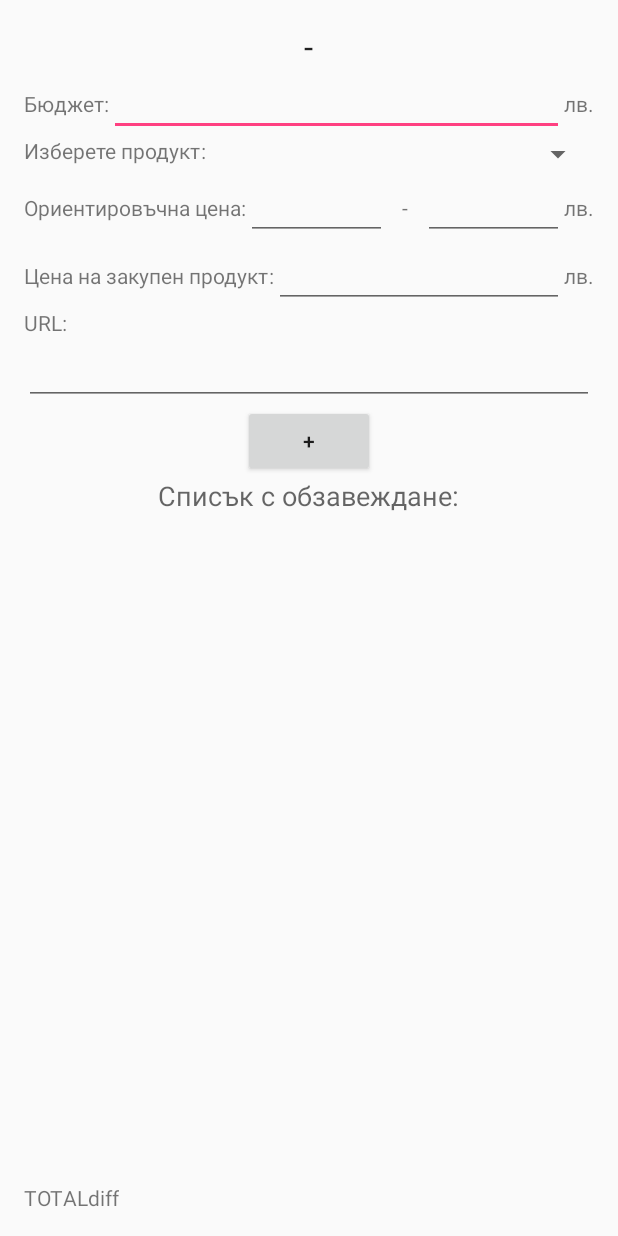
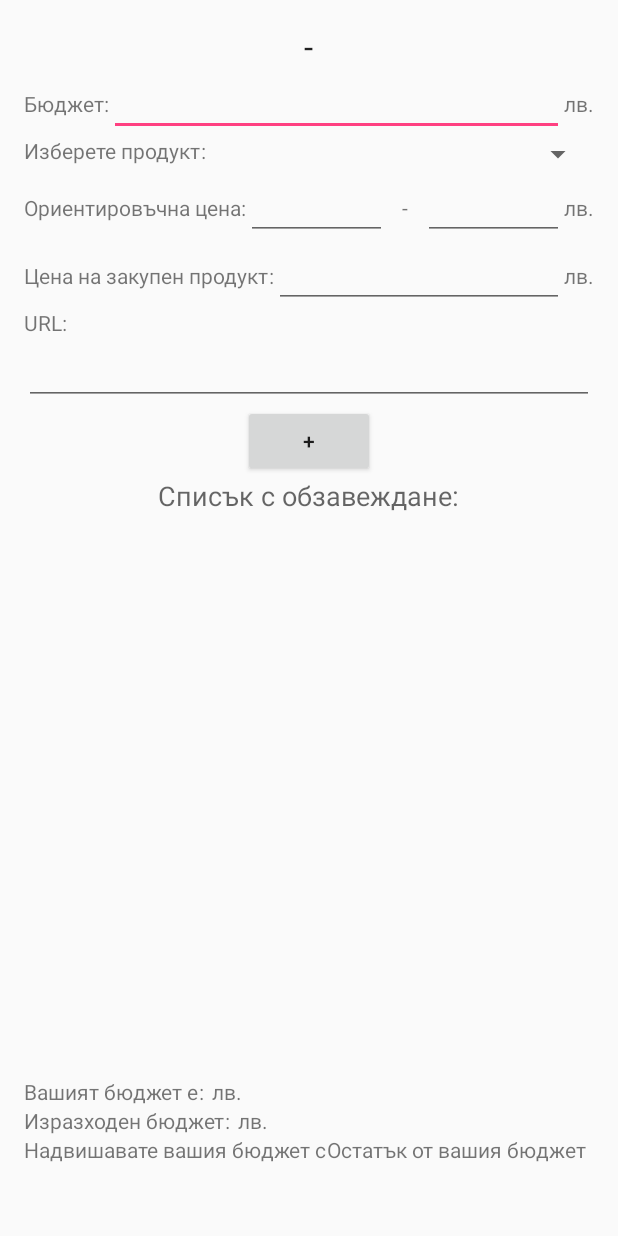
Before and after one commit to JennnyPash/Test, an Android app: the layout activity_room.xml on its own in the app's theme, with its tools: preview values and no code run, on a phone screen of 412 x 824 dp. Run offline under Robolectric (Android 15) with nearby library versions, the phone set to English and light mode, and no system bars.

Commit message:
show budget summary when update room budget and add/remove subjects

```diff
--- a/MyHome/app/src/main/java/com/jenny/binding/BindAdapters.java
+++ b/MyHome/app/src/main/java/com/jenny/binding/BindAdapters.java
@@ -3,9 +3,11 @@ package com.jenny.binding;
 import android.databinding.BindingAdapter;
 import android.databinding.InverseBindingAdapter;
 import android.databinding.ObservableArrayList;
+import android.graphics.Color;
 import android.widget.EditText;
 import android.widget.ListAdapter;
 import android.widget.ListView;
+import android.widget.TextView;
 
 import com.jenny.database.Project;
 import com.jenny.database.Subject;
@@ -78,4 +80,19 @@ public class BindAdapters {
         ListAdapter adapter = new EntityArrayAdapter(view.getContext(), android.R.layout.simple_list_item_1, list);
         view.setAdapter(adapter);
     }
+
+    @BindingAdapter("android:textColor")
+    public static void setText(TextView textView, double budgetLeft) {
+        switch (Double.compare(budgetLeft, 0)) {
+            case -1:
+                textView.setTextColor(Color.RED);
+                break;
+            case 1:
+                textView.setTextColor(Color.GREEN);
+                break;
+            default:
+                textView.setTextColor(Color.BLACK);
+                break;
+        }
+    }
 }
--- a/MyHome/app/src/main/java/com/jenny/binding/SubjectsList.java
+++ b/MyHome/app/src/main/java/com/jenny/binding/SubjectsList.java
@@ -45,7 +45,12 @@ public class SubjectsList extends BaseObservable {
     }
 
     @Bindable
-    public double getDiff() {
+    public double getBudget() {
+        return this.room.getBudget();
+    }
+
+    @Bindable
+    public double getSum() {
         double sum = 0;
 
         for (Subject subject : this.subjects) {
@@ -72,6 +77,11 @@ public class SubjectsList extends BaseObservable {
             sum += add;
         }
 
-        return room.getBudget() - sum;
+        return sum;
+    }
+
+    @Bindable
+    public double getDiff() {
+        return room.getBudget() - this.getSum();
     }
 }
--- a/MyHome/app/src/main/res/layout/activity_room.xml
+++ b/MyHome/app/src/main/res/layout/activity_room.xml
@@ -3,6 +3,7 @@
     xmlns:tools="http://schemas.android.com/tools"
     xmlns:app="http://schemas.android.com/apk/res-auto">
     <data>
+        <import type="android.view.View" />
         <variable name="room" type="com.jenny.database.Room" />
         <variable name="subject" type="com.jenny.database.Subject" />
         <variable name="subjectsList" type="com.jenny.binding.SubjectsList" />
@@ -183,16 +184,57 @@
             android:layout_height="wrap_content">
             <TextView
                 android:layout_width="wrap_content"
-                android:text="TOTAL"/>
+                android:text="@string/your_budget_is"/>
             <TextView
                 android:layout_width="wrap_content"
-                android:text="@{String.valueOf(subjectsList.getTotalSubjects())}"/>
+                android:layout_marginEnd="5dp"
+                android:text=":" />
             <TextView
                 android:layout_width="wrap_content"
-                android:text="diff"/>
+                android:text="@{String.valueOf(subjectsList.budget)}"/>
             <TextView
                 android:layout_width="wrap_content"
-                android:text="@{String.valueOf(subjectsList.getDiff())}"/>
+                android:text="@string/lv"/>
+        </TableRow>
+        <TableRow
+            android:layout_width="match_parent"
+            android:layout_height="wrap_content">
+            <TextView
+                android:layout_width="wrap_content"
+                android:text="@string/budget_spent"/>
+            <TextView
+                android:layout_width="wrap_content"
+                android:layout_marginEnd="5dp"
+                android:text=":"/>
+            <TextView
+                android:layout_width="wrap_content"
+                android:text="@{String.valueOf(subjectsList.sum)}"/>
+            <TextView
+                android:layout_width="wrap_content"
+                android:text="@string/lv" />
+        </TableRow>
+        <TableRow
+            android:layout_width="match_parent"
+            android:layout_height="wrap_content">
+            <TextView
+                android:layout_width="wrap_content"
+                android:text="@string/exceed_budget"
+                android:visibility="@{subjectsList.diff &lt; 0d ? View.VISIBLE : View.GONE}"/>
+            <TextView
+                android:layout_width="wrap_content"
+                android:text="@string/budget_left"
+                android:visibility="@{subjectsList.diff &gt; 0d  || subjectsList.diff == 0d? View.VISIBLE : View.GONE}"/>
+            <TextView
+                android:layout_width="wrap_content"
+                android:layout_marginEnd="5dp"
+                android:text=":"/>
+            <TextView
+                android:layout_width="wrap_content"
+                android:text="@{String.valueOf(subjectsList.diff)}"
+                android:textColor="@{subjectsList.diff}"/>
+            <TextView
+                android:layout_width="wrap_content"
+                android:text="@string/lv" />
         </TableRow>
     </LinearLayout>
 </layout>
--- a/MyHome/app/src/main/res/values/strings.xml
+++ b/MyHome/app/src/main/res/values/strings.xml
@@ -16,6 +16,10 @@
     <string name="new_project">Нов проект</string>
     <string name="delete">изтрий</string>
     <string name="changes_saved">Промените са запазени</string>
+    <string name="your_budget_is">Вашият бюджет е</string>
+    <string name="budget_spent">Изразходен бюджет</string>
+    <string name="exceed_budget">Надвишавате вашия бюджет с</string>
+    <string name="budget_left">Остатък от вашия бюджет</string>
     <!-- стаи -->
     <string name="bath_room">Баня</string>
     <string name="kitchen">Кухня</string>
```
